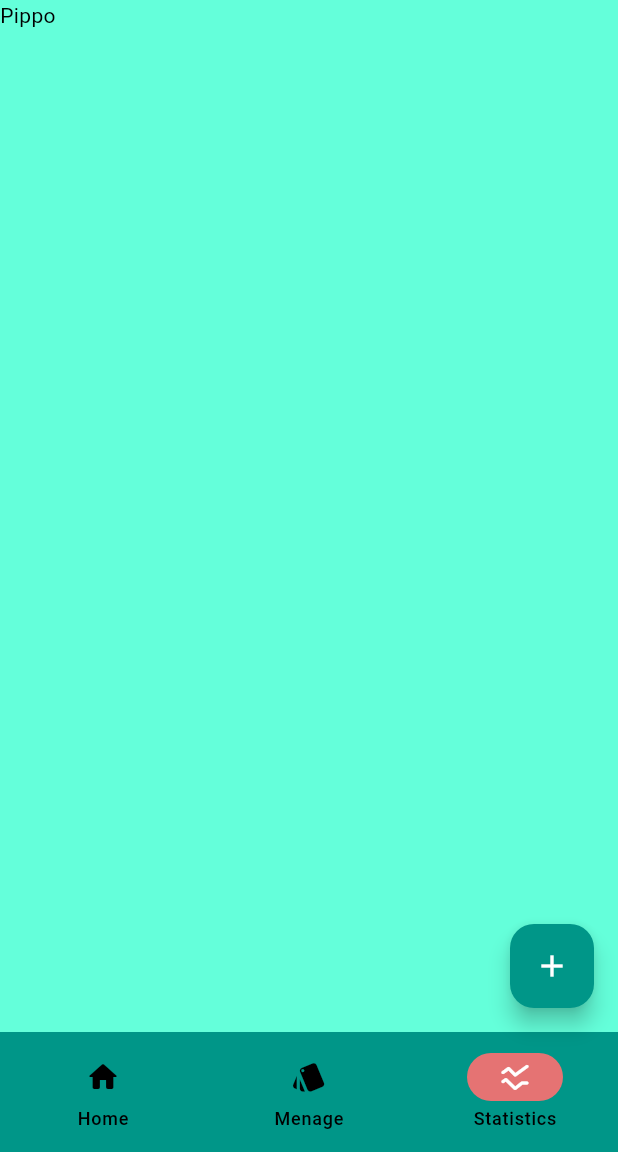
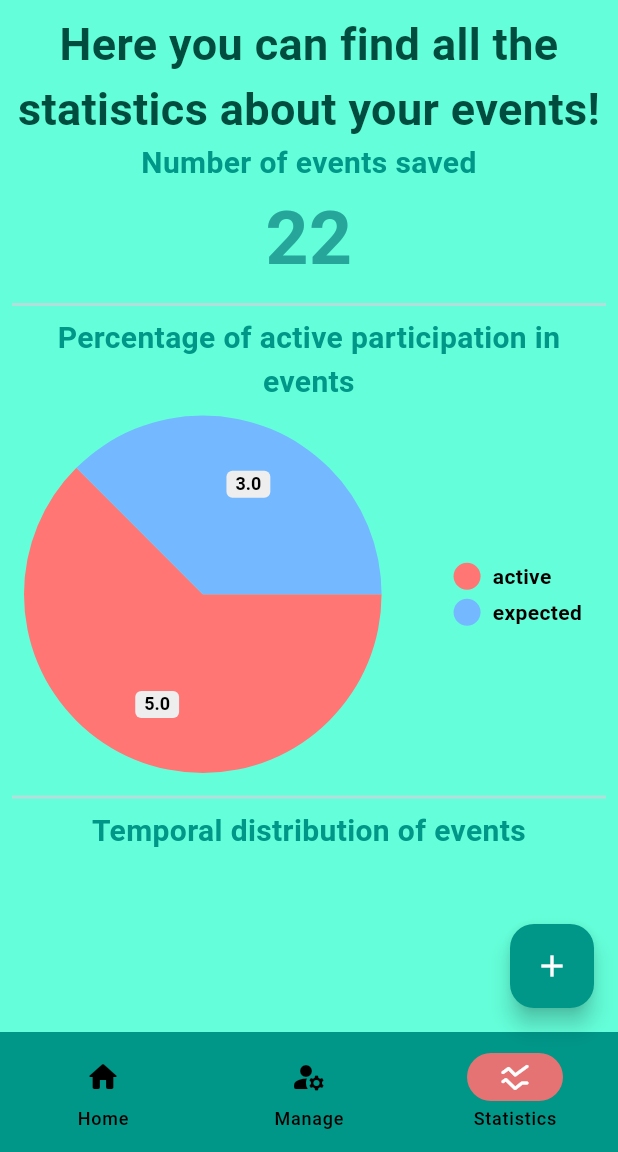
Before and after one commit to francescopiocirillo/event-manager-flutter-app, a Flutter app: the screen it shows after launch, item 3 of the bottom bar chosen, on a phone screen of 412 x 824 dp, the part 84-1236 px from its top. Run offline on Flutter 3.47's test engine with Material 3 defaults, Android fonts, the phone set to English and light mode, and no system bars; drawn by our look-alikes of pie_chart.

Commit message:
creation statistics page

```diff
--- a/event_manager_app/lib/home_page.dart
+++ b/event_manager_app/lib/home_page.dart
@@ -5,7 +5,8 @@ import  'package:flutter/material.dart';
 import 'package:flutter/services.dart';
 import 'package:flutter/widgets.dart';
 import 'package:intl/intl.dart';
-
+import 'package:pie_chart/pie_chart.dart';/*
+import 'package:fl_chart/fl_chart.dart';*/
 class Person {
   String name;
   String lastName;
@@ -100,6 +101,10 @@ class _HomePageState extends State<HomePage> {
 
   final TextEditingController controller1 = TextEditingController();
   final TextEditingController controller2 = TextEditingController();
+  Map<String, double> dataActivePart = { /*dat per il diagramma a torta delle statistiche */
+    "active": 5,
+    "expected": 3,
+  };
 
   @override
   void dispose() {
@@ -237,6 +242,8 @@ class _HomePageState extends State<HomePage> {
                     Event ev = events[eventsIndex];
                     if(isSelected[0] && ev.endDate.compareTo(DateTime.now()) < 0 || isSelected[1] && ev.endDate.compareTo(DateTime.now()) >= 0) {
                       return InkWell(
+                        child: Padding(
+                          padding: const EdgeInsets.all(8.0),
                           child: Card(
                             child: Column(
                               children: [
@@ -276,6 +283,7 @@ class _HomePageState extends State<HomePage> {
                                   },
                                 ),
                               ],
+                            ),
                           ),
                         ),
                         onTap: () {
@@ -350,7 +358,9 @@ class _HomePageState extends State<HomePage> {
                                   });
                               },
                               child: Text('Modify event information',
-                                        style: TextStyle(color: Colors.red[300])
+                                        style: TextStyle(color: Colors.red[300],
+                                                        decoration: TextDecoration.underline,
+                                                        decorationColor: Colors.red)
                                      ),
 
                             ),
@@ -402,7 +412,62 @@ class _HomePageState extends State<HomePage> {
             ],
           )
         ),
-        Text("Pippo"),
+        SafeArea(
+          child: Column(
+            children: [
+              Padding(
+                padding: const EdgeInsets.all(8.0),
+                child: Column(
+                  children: [
+                    Text("Here you can find all the statistics about your events!",
+                  style: TextStyle(color: Colors.teal[900],
+                                  fontSize: 30,
+                                  fontWeight: FontWeight.bold,),
+                  textAlign: TextAlign.center,
+                  ),
+                  Text("Number of events saved",
+                    style: TextStyle(color: Colors.teal,
+                              fontSize: 20,
+                              fontWeight: FontWeight.bold,),
+                    textAlign: TextAlign.center,),
+                  Text("22",
+                      style: TextStyle(color: Colors.teal[400],
+                                  fontSize: 50,
+                                  fontWeight: FontWeight.bold,),
+                        textAlign: TextAlign.center,),
+                  Divider(color: Colors.teal.shade100,
+                          thickness: 2.0,),
+                  Text("Percentage of active participation in events",
+                    style: TextStyle(color: Colors.teal,
+                              fontSize: 20,
+                              fontWeight: FontWeight.bold,),
+                    textAlign: TextAlign.center,),
+                  PieChart(dataMap: dataActivePart),
+                  /*PieChart(
+                    PieChartData(
+                      sections: [
+                        PieChartSectionData(value: 40, color: Colors.blue, title: 'A'),
+                        PieChartSectionData(value: 30, color: Colors.red, title: 'B'),
+                        PieChartSectionData(value: 20, color: Colors.green, title: 'C'),
+                        PieChartSectionData(value: 10, color: Colors.yellow, title: 'D'),],
+                    ),
+                    swapAnimationDuration: Duration(milliseconds: 150), // Optional
+                    swapAnimationCurve: Curves.linear, // Optional
+                  ),  */
+                  Divider(color: Colors.teal.shade100,
+                          thickness: 2.0,),
+                  Text("Temporal distribution of events",
+                    style: TextStyle(color: Colors.teal,
+                              fontSize: 20,
+                              fontWeight: FontWeight.bold,),
+                    textAlign: TextAlign.center,),
+                ],
+                ),
+          )]
+          )
+        ),
+
+
         ][currentPageIndex],
         floatingActionButton: FloatingActionButton(
           onPressed: () {
@@ -435,8 +500,8 @@ class _HomePageState extends State<HomePage> {
             label: 'Home',
           ),
           NavigationDestination(
-            icon: Icon(Icons.style_rounded),
-            label: 'Menage',
+            icon: Icon(Icons.manage_accounts_rounded),
+            label: 'Manage',
           ),
           NavigationDestination(
             icon: Icon(Icons.ssid_chart_rounded),
--- a/event_manager_app/pubspec.yaml
+++ b/event_manager_app/pubspec.yaml
@@ -36,6 +36,8 @@ dependencies:
   # Use with the CupertinoIcons class for iOS style icons.
   cupertino_icons: ^1.0.6
   intl: ^0.19.0
+  pie_chart: ^5.4.0
+  fl_chart: ^0.68.0
 
 dev_dependencies:
   flutter_test:
```
Also changed, not shown: event_manager_app/pubspec.lock. Lines whose indentation alone changed are shown as unchanged.
